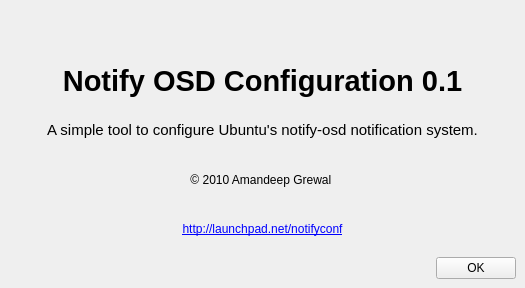
First picture: the form in aboutw.ui, repository amandeepg/notifyosdconfig, before the edit.
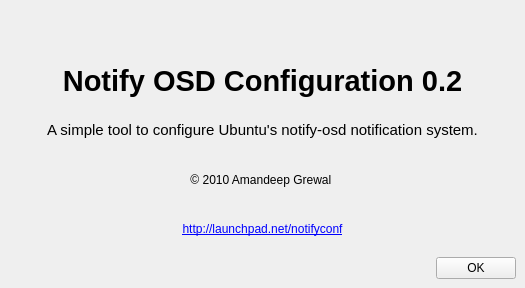
Second picture: the form after the edit. Icons and pictures are not drawn.

```diff
--- a/aboutw.ui
+++ b/aboutw.ui
@@ -83,7 +83,7 @@
        </font>
       </property>
       <property name="text">
-       <string>Notify OSD Configuration 0.1</string>
+       <string>Notify OSD Configuration 0.2</string>
       </property>
       <property name="alignment">
        <set>Qt::AlignCenter</set>
```
Left out of the diff: 2 changed lines with no effect on the pictures.
